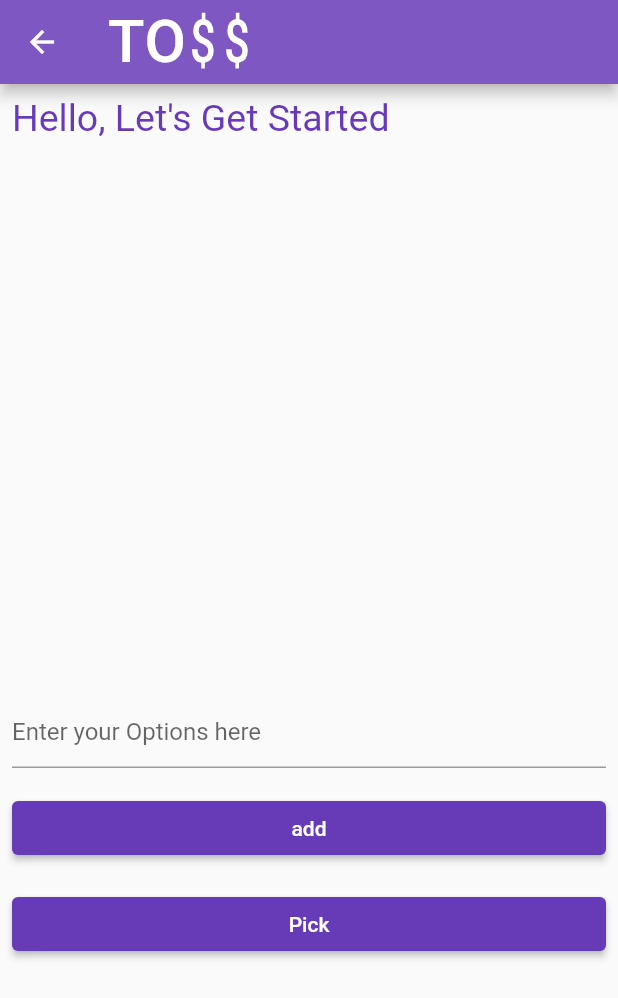
After one commit to MernaGamall/dream_catcher_app, a Flutter app: the screen it shows after launch, in the side drawer, after a tap on "toss", on a phone screen of 412 x 824 dp. The commit adds this screen. Shown: the top 998 px of the screen. Run offline on Flutter 3.47's test engine with Material 2 defaults, Android fonts, the phone set to English and light mode, and no system bars; our stand-ins replace easy_localization, fluttertoast, image_picker, video_player; missing offline and left inert: animation_wrappers, dart_random_choice, shape_of_view_null_safe.

Commit message:
first commit

```diff
--- /dev/null
+++ b/lib/screen/drawer_screnns/mindset_apps/toss/toss_home_screen.dart
@@ -0,0 +1,240 @@
+import 'package:dream_catcher_app/screen/drawer_screnns/mindset_apps/toss/toss_result_screen.dart';
+import 'package:flutter/material.dart';
+import 'package:animation_wrappers/animation_wrappers.dart';
+import 'package:fluttertoast/fluttertoast.dart';
+import 'dart:math' as math;
+
+class TossHomeScreen extends StatefulWidget {
+  List<String> inputList = [""];
+  TossHomeScreen({
+    Key? key,
+    required this.inputList,
+  }) : super(key: key);
+
+  @override
+  State<TossHomeScreen> createState() => _TossHomeScreenState();
+}
+
+class _TossHomeScreenState extends State<TossHomeScreen>
+    with TickerProviderStateMixin {
+  TextEditingController controller = TextEditingController();
+  GlobalKey<FormState> formKey = GlobalKey();
+  late final AnimationController _controller = AnimationController(
+    duration: const Duration(seconds: 5),
+    vsync: this,
+  )..repeat();
+  @override
+  void dispose() {
+    _controller.dispose();
+    controller.dispose();
+    super.dispose();
+  }
+  @override
+  Widget build(BuildContext context) {
+    return Scaffold(
+      appBar: AppBar(
+        backgroundColor: Colors.deepPurple[400],
+        title: Row(
+          children: [
+            const Text(
+              "T",
+              style: TextStyle(
+                fontSize: 40,
+                color: Colors.white,
+              ),
+            ),
+            const Text(
+              "O",
+              style: TextStyle(
+                fontSize: 40,
+                color: Colors.white,
+              ),
+            ),
+            AnimatedBuilder(
+              animation: _controller,
+              child: const Text(
+                "\$",
+                style: TextStyle(
+                  fontSize: 40,
+                  color: Colors.white,
+                ),
+              ),
+              builder: (BuildContext context, Widget? child) {
+                return Transform(
+                  alignment: Alignment.center,
+                  transform: Matrix4.identity()
+                    ..setEntry(3, 2, 0.001)
+                    ..rotateY(
+                      _controller.value * (-math.pi),
+                    ),
+                  child: child,
+                );
+              },
+            ),
+            AnimatedBuilder(
+              animation: _controller,
+              child: const Text(
+                "\$",
+                style: TextStyle(
+                  fontSize: 40,
+                  color: Colors.white,
+                ),
+              ),
+              builder: (BuildContext context, Widget? child) {
+                return Transform(
+                  alignment: Alignment.center,
+                  transform: Matrix4.identity()
+                    ..setEntry(3, 2, 0.001)
+                    ..rotateY(
+                      _controller.value * (-math.pi),
+                    ),
+                  child: child,
+                );
+              },
+            ),
+          ],
+        ),
+      ),
+      body: SafeArea(
+        child: Form(
+          key: formKey,
+          child: ListView(
+            children: [
+              const Padding(
+                padding: EdgeInsets.all(8.0),
+                child: Text(
+                  "Hello, Let's Get Started",
+                  style: TextStyle(
+                    color: Colors.deepPurple,
+                    fontSize: 25,
+                  ),
+                ),
+              ),
+              const SizedBox(
+                height: 5,
+              ),
+              SizedBox(
+                height: 350,
+                child: ListView.builder(
+                  shrinkWrap: true,
+                  itemCount: widget.inputList.length,
+                  itemBuilder: (context, index) {
+                    return ScaleAnimation(
+                      child: Card(
+                        elevation: 5,
+                        child: Padding(
+                          padding: const EdgeInsets.all(8.0),
+                          child: Row(
+                            mainAxisAlignment:
+                                MainAxisAlignment.spaceBetween,
+                            children: [
+                              Text(
+                                widget.inputList[index],
+                                style: const TextStyle(
+                                    fontSize: 15,
+                                    fontWeight: FontWeight.bold),
+                              ),
+                              IconButton(
+                                onPressed: () {
+                                  setState(
+                                    () {
+                                      widget.inputList.removeAt(index);
+                                    },
+                                  );
+                                },
+                                icon: const Icon(
+                                  Icons.delete,
+                                  color: Colors.deepPurple,
+                                ),
+                              ),
+                            ],
+                          ),
+                        ),
+                      ),
+                    );
+                  },
+                ),
+              ),
+              Padding(
+                padding: const EdgeInsets.all(8.0),
+                child: TextFormField(
+                  textInputAction: TextInputAction.next,
+                  decoration: const InputDecoration(
+                    hintText: "Enter your Options here",
+                  ),
+                  controller: controller,
+                ),
+              ),
+              Padding(
+                padding: const EdgeInsets.all(8.0),
+                child: ElevatedButton(
+                  style: ButtonStyle(
+                    backgroundColor: MaterialStateProperty.all(
+                      Colors.deepPurple,
+                    ),
+                  ),
+                  onPressed: () {
+                    setState(
+                      () {
+                        widget.inputList.add(controller.text);
+                        controller.clear();
+                      },
+                    );
+                  },
+                  child: const Text(
+                    "add",
+                    style: TextStyle(
+                      color: Colors.white,
+                    ),
+                  ),
+                ),
+              ),
+              Padding(
+                padding: const EdgeInsets.all(8.0),
+                child: ElevatedButton(
+                  style: ButtonStyle(
+                    backgroundColor: MaterialStateProperty.all(
+                      Colors.deepPurple,
+                    ),
+                  ),
+                  onPressed: () {
+                    setState(
+                      () {
+                        if (widget.inputList.isEmpty) {
+                          Fluttertoast.showToast(
+                            msg: "plz enter an options",
+                            gravity: ToastGravity.BOTTOM,
+                            timeInSecForIosWeb: 5,
+                            backgroundColor: Colors.grey,
+                            textColor: Colors.white,
+                            fontSize: 16.0,
+                          );
+                        } else {
+                          Navigator.pushReplacement(
+                            context,
+                            MaterialPageRoute(
+                              builder: (context) => TossResultScreen(
+                               // index: widget.index,
+                                inputList: widget.inputList,
+                              ),
+                            ),
+                          );
+                        }
+                      },
+                    );
+                  },
+                  child: const Text(
+                    "Pick",
+                    style: TextStyle(
+                      color: Colors.white,
+                    ),
+                  ),
+                ),
+              ),
+            ],
+          ),
+        ),
+      ),
+    );
+  }
+}
--- a/lib/screen/navigation_page.dart
+++ b/lib/screen/navigation_page.dart
@@ -8,6 +8,8 @@ import 'package:dream_catcher_app/screen/bottom_navigantionbar_screens/profile/p
 import 'package:dream_catcher_app/screen/drawer_screnns/setting_screen.dart';
 import 'package:easy_localization/easy_localization.dart';
 import 'package:flutter/material.dart';
+
+import 'drawer_screnns/mindset_apps/toss/toss_home_screen.dart';
 
 class NavigationPage extends StatefulWidget {
    NavigationPage({super.key});
@@ -86,6 +88,30 @@ List Pages = [SettingScreen() , ProfileScreen() , HomeScreen() , SubjectScreen()
                   ),
                   Text(
                     "setting".tr(),
+                    style: TextStyle(
+                      color:  Colors.black,
+                    ),
+                  ),
+                ],
+              ),
+            ),
+            TextButton(
+              onPressed: () {
+                Navigator.of(context).push(
+                  MaterialPageRoute(
+                    builder: (context) => TossHomeScreen(inputList: [],),
+                  ),
+                );
+              },
+              child: Row(
+                mainAxisAlignment: MainAxisAlignment.center,
+                children: [
+                  Icon(Icons.settings_applications_outlined),
+                  SizedBox(
+                    width: 10,
+                  ),
+                  Text(
+                   "toss",
                     style: TextStyle(
                       color:  Colors.black,
                     ),
--- a/pubspec.yaml
+++ b/pubspec.yaml
@@ -41,6 +41,10 @@ dependencies:
   spincircle_bottom_bar: ^2.0.0
   youtube_player_flutter: ^8.1.2
   video_player: ^2.7.2
+  dart_random_choice: ^0.1.0-nullsafety.0
+  fluttertoast: ^8.1.1
+  animation_wrappers: ^3.0.0
+  shape_of_view_null_safe: ^2.0.0
 
 
 dev_dependencies:
```
Also changed, not shown: lib/screen/drawer_screnns/mindset_apps/toss/toss_result_screen.dart (added, +254 -0 lines), pubspec.lock.
